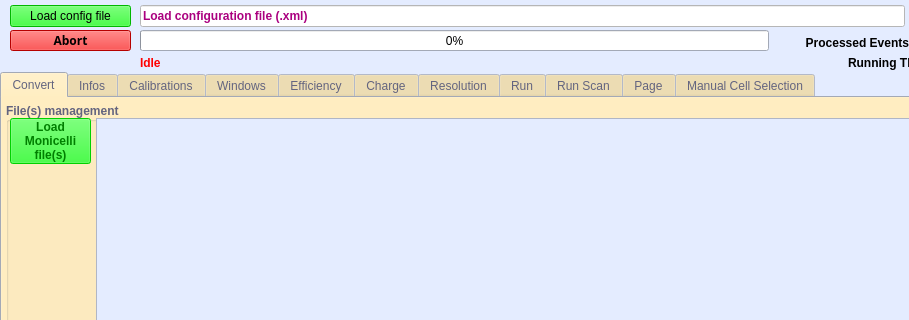
Before: the Qt Designer form uiFiles/analyzerdlg.ui in afrankenthal/Chewie, drawn with Qt 5; both pictures show x 0 to 909 and y 0 to 320 of the 1028 by 720 pixel window.
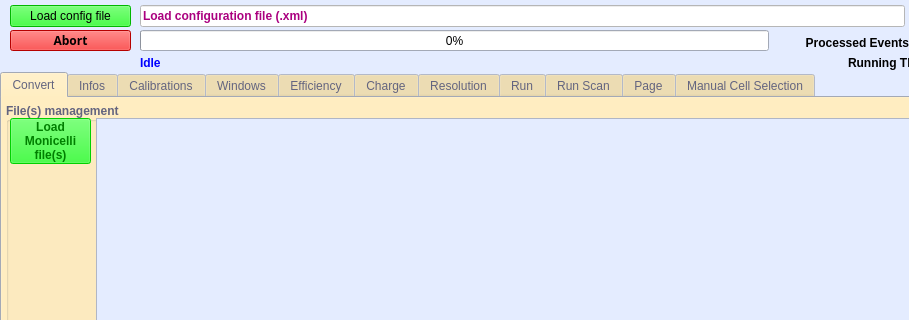
After: the same form once the commit is applied. The open tabs and pages were chosen to show the change. Custom widgets are drawn as their Qt base class.

```diff
--- a/uiFiles/analyzerdlg.ui
+++ b/uiFiles/analyzerdlg.ui
@@ -16148,18 +16148,18 @@
       <colorrole role="WindowText">
        <brush brushstyle="SolidPattern">
         <color alpha="255">
-         <red>255</red>
+         <red>0</red>
          <green>0</green>
-         <blue>0</blue>
+         <blue>255</blue>
         </color>
        </brush>
       </colorrole>
       <colorrole role="Text">
        <brush brushstyle="SolidPattern">
         <color alpha="255">
-         <red>255</red>
+         <red>0</red>
          <green>0</green>
-         <blue>0</blue>
+         <blue>255</blue>
         </color>
        </brush>
       </colorrole>
@@ -16168,18 +16168,18 @@
       <colorrole role="WindowText">
        <brush brushstyle="SolidPattern">
         <color alpha="255">
-         <red>255</red>
+         <red>0</red>
          <green>0</green>
-         <blue>0</blue>
+         <blue>255</blue>
         </color>
        </brush>
       </colorrole>
       <colorrole role="Text">
        <brush brushstyle="SolidPattern">
         <color alpha="255">
-         <red>255</red>
+         <red>0</red>
          <green>0</green>
-         <blue>0</blue>
+         <blue>255</blue>
         </color>
        </brush>
       </colorrole>
```
Left out of the diff: 43 changed lines with no effect on the pictures.
